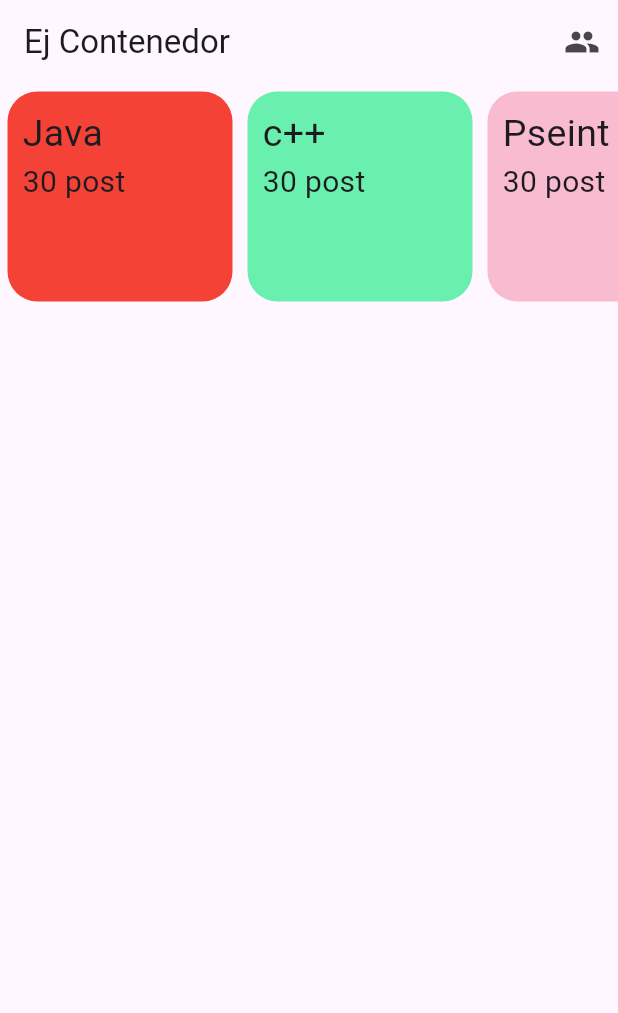
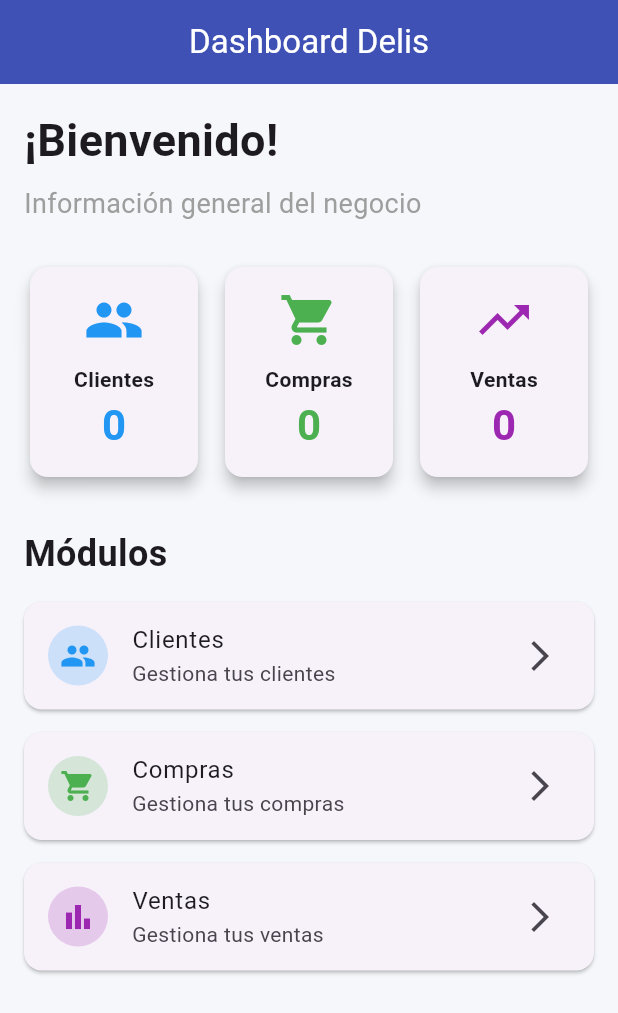
Before and after one commit to JAIRDORIA/MOVIL-DELIS, a Flutter app: the screen it shows after launch, on a phone screen of 412 x 824 dp. Shown: the top 1013 px of the screen. Run offline on Flutter 3.47's test engine with Material 3 defaults, Android fonts, the phone set to English and light mode, and no system bars; our stand-ins replace shared_preferences.

Commit message:
Dashboard prueba

```diff
--- /dev/null
+++ b/lib/controllers/dashboard_controller.dart
@@ -0,0 +1,18 @@
+import 'dart:convert';
+
+import 'package:movil_delis/core/services/api_service.dart';
+import 'package:movil_delis/data/model/ventas.dart';
+import 'package:movil_delis/data/model/compras.dart';
+import 'package:movil_delis/data/model/clientes.dart';
+
+Future<List<Cliente>> obtenerClientes() async {
+  return [];
+}
+
+Future<List<Venta>> obtenerVentas() async {
+  return [];
+}
+
+Future<List<Compra>> obtenerCompras() async {
+  return [];
+}
--- a/lib/core/services/api_service.dart
+++ b/lib/core/services/api_service.dart
@@ -1,16 +1,56 @@
 import 'package:http/http.dart' as http;
+import 'package:shared_preferences/shared_preferences.dart';
+import 'dart:convert';
 
-class  ApiService {
-
-  static Future<http.Response> get(String url) {
-    return http.get(Uri.parse(url));
+class ApiService {
+  static Future<String?> _getToken() async {
+    final prefs = await SharedPreferences.getInstance();
+    return prefs.getString('access_token');
   }
 
-  static Future<http.Response> post(String url ,Map body){
-    return http.post(Uri.parse(url),body: body);
+  static Future<Map<String, String>> _headers() async {
+    final token = await _getToken();
+    return {
+      'Content-Type': 'application/json',
+      if (token != null) 'Authorization': 'Bearer $token',
+    };
   }
 
-  static Future<http.Response> put(String url, Map body){
-    return http.put(Uri.parse(url),body: body);
+  static Future<dynamic> get(String endpoint) async {
+    final base = 'http://10.2.131.30:4000';
+    final headers = await _headers();
+    final res = await http.get(Uri.parse('$base$endpoint'), headers: headers);
+    if (res.statusCode >= 200 && res.statusCode < 300) {
+      return jsonDecode(utf8.decode(res.bodyBytes));
+    }
+    throw Exception('Error ${res.statusCode}: ${res.body}');
+  }
+
+  static Future<dynamic> post(String endpoint, Map<String, dynamic> body) async {
+    final base = 'http://10.2.131.30:4000';
+    final headers = await _headers();
+    final res = await http.post(
+      Uri.parse('$base$endpoint'),
+      headers: headers,
+      body: jsonEncode(body),
+    );
+    if (res.statusCode >= 200 && res.statusCode < 300) {
+      return jsonDecode(utf8.decode(res.bodyBytes));
+    }
+    throw Exception('Error ${res.statusCode}: ${res.body}');
+  }
+
+  static Future<dynamic> put(String endpoint, Map<String, dynamic> body) async {
+    final base = 'http://10.2.131.30:4000';
+    final headers = await _headers();
+    final res = await http.put(
+      Uri.parse('$base$endpoint'),
+      headers: headers,
+      body: jsonEncode(body),
+    );
+    if (res.statusCode >= 200 && res.statusCode < 300) {
+      return jsonDecode(utf8.decode(res.bodyBytes));
+    }
+    throw Exception('Error ${res.statusCode}: ${res.body}');
   }
 }
--- a/lib/main.dart
+++ b/lib/main.dart
@@ -1,5 +1,5 @@
 import 'package:flutter/material.dart';
-import 'screens/clientes/listado_clientes_screen.dart';
+import 'package:movil_delis/screens/dashboard/dashboard_screen.dart';
 
 void main() {
   runApp(const MyApp());
@@ -7,66 +7,13 @@ void main() {
 
 class MyApp extends StatelessWidget {
   const MyApp({super.key});
+
   @override
   Widget build(BuildContext context) {
-    return MaterialApp(
-      title: 'Flutter Demo',
-      home: Lenguajes(),
+    return const MaterialApp(
+      debugShowCheckedModeBanner: false,
+      title: 'Movil Delis',
+      home: Dashboard(),
     );
   }
 }
-
-class Lenguajes extends StatelessWidget {
-  const Lenguajes({super.key});
-
-  @override
-  Widget build(BuildContext context) {
-    return Scaffold(
-      appBar: AppBar(
-        title: const Text("Ej Contenedor"),
-        actions: [
-          IconButton(
-            icon: const Icon(Icons.people),
-            tooltip: 'Clientes',
-            onPressed: () {
-              Navigator.push(
-                context,
-                MaterialPageRoute(builder: (_) => const ListadoClientesScreen()),
-              );
-            },
-          ),
-        ],
-      ),
-      body: SizedBox(
-        height: 150,
-        child: ListView(
-          scrollDirection: Axis.horizontal,
-          children: [
-             Tarjeta(Colors.red, "Java"),
-             Tarjeta(Colors.greenAccent, "c++"),
-             Tarjeta(Colors.pink.shade100,"Pseint"),
-          ],),
-      )
-    );
-  }
-
-  Widget Tarjeta(Color c, String texto){
-    return  Container(
-         margin: const EdgeInsets.all(5),
-         padding: const EdgeInsets.all(10),
-         width: 150,
-         height: 150,
-         decoration:  BoxDecoration(
-           color: c,
-           borderRadius: BorderRadius.all(Radius.circular(20)),
-         ),
-         child:   Column(
-              crossAxisAlignment: CrossAxisAlignment.start,
-              children: [
-                Text(texto, style: TextStyle(fontSize: 25),),
-                Text("30 post", style: TextStyle(fontSize: 20),),
-              ],
-         ),
-      )  ;
-  }
-}
--- /dev/null
+++ b/lib/screens/dashboard/dashboard_screen.dart
@@ -0,0 +1,185 @@
+import 'package:flutter/material.dart';
+import 'package:movil_delis/screens/clientes/listado_clientes_screen.dart';
+
+class Dashboard extends StatelessWidget {
+  const Dashboard({super.key});
+
+  @override
+  Widget build(BuildContext context) {
+    return Scaffold(
+      backgroundColor: const Color(0xFFF5F7FA),
+      appBar: AppBar(
+        backgroundColor: Colors.indigo,
+        foregroundColor: Colors.white,
+        title: const Text("Dashboard Delis"),
+        centerTitle: true,
+      ),
+      body: Padding(
+        padding: const EdgeInsets.all(16),
+        child: Column(
+          crossAxisAlignment: CrossAxisAlignment.start,
+          children: [
+
+            const Text(
+              "¡Bienvenido!",
+              style: TextStyle(
+                fontSize: 30,
+                fontWeight: FontWeight.bold,
+              ),
+            ),
+
+            const SizedBox(height: 8),
+
+            const Text(
+              "Información general del negocio",
+              style: TextStyle(
+                fontSize: 18,
+                color: Colors.grey,
+              ),
+            ),
+
+            const SizedBox(height: 25),
+
+            Row(
+              children: [
+                Expanded(
+                  child: tarjetaInfo(
+                    "Clientes",
+                    "0",
+                    Icons.people,
+                    Colors.blue,
+                  ),
+                ),
+                const SizedBox(width: 10),
+                Expanded(
+                  child: tarjetaInfo(
+                    "Compras",
+                    "0",
+                    Icons.shopping_cart,
+                    Colors.green,
+                  ),
+                ),
+                const SizedBox(width: 10),
+                Expanded(
+                  child: tarjetaInfo(
+                    "Ventas",
+                    "0",
+                    Icons.trending_up,
+                    Colors.purple,
+                  ),
+                ),
+              ],
+            ),
+
+            const SizedBox(height: 30),
+
+            const Text(
+              "Módulos",
+              style: TextStyle(
+                fontSize: 24,
+                fontWeight: FontWeight.bold,
+              ),
+            ),
+
+            const SizedBox(height: 15),
+
+            moduloCard(
+              context,
+              "Clientes",
+              "Gestiona tus clientes",
+              Icons.people,
+              Colors.blue,
+              () {
+                Navigator.push(
+                  context,
+                  MaterialPageRoute(
+                    builder: (context) => const ListadoClientesScreen(),
+                  ),
+                );
+              },
+            ),
+
+            moduloCard(
+              context,
+              "Compras",
+              "Gestiona tus compras",
+              Icons.shopping_cart,
+              Colors.green,
+              () {
+                // Navegar a compras
+              },
+            ),
+
+            moduloCard(
+              context,
+              "Ventas",
+              "Gestiona tus ventas",
+              Icons.bar_chart,
+              Colors.purple,
+              () {
+                // Navegar a ventas
+              },
+            ),
+          ],
+        ),
+      ),
+    );
+  }
+
+  Widget tarjetaInfo(
+      String titulo,
+      String cantidad,
+      IconData icono,
+      Color color,
+      ) {
+    return Card(
+      elevation: 4,
+      child: Padding(
+        padding: const EdgeInsets.all(15),
+        child: Column(
+          children: [
+            Icon(icono, size: 40, color: color),
+            const SizedBox(height: 10),
+            Text(
+              titulo,
+              style: const TextStyle(
+                fontWeight: FontWeight.bold,
+              ),
+            ),
+            Text(
+              cantidad,
+              style: TextStyle(
+                fontSize: 28,
+                fontWeight: FontWeight.bold,
+                color: color,
+              ),
+            ),
+          ],
+        ),
+      ),
+    );
+  }
+
+  Widget moduloCard(
+    BuildContext context,
+    String titulo,
+    String subtitulo,
+    IconData icono,
+    Color color,
+    VoidCallback onTap,
+  ) {
+    return Card(
+      margin: const EdgeInsets.only(bottom: 15),
+      child: ListTile(
+        leading: CircleAvatar(
+          backgroundColor: color.withOpacity(0.2),
+          child: Icon(icono, color: color),
+        ),
+        title: Text(titulo),
+        subtitle: Text(subtitulo),
+        trailing: const Icon(Icons.arrow_forward_ios),
+        onTap: onTap,
+      ),
+    );
+  }
+}
--- a/pubspec.yaml
+++ b/pubspec.yaml
@@ -1,4 +1,4 @@
-name: clase_cesar
+name: movil_delis
 description: "A new Flutter project."
 # The following line prevents the package from being accidentally published to
 # pub.dev using `flutter pub publish`. This is preferred for private packages.
@@ -21,6 +21,7 @@ version: 1.0.0+1
 environment:
   sdk: ^3.11.5
 
+
 # Dependencies specify other packages that your package needs in order to work.
 # To automatically upgrade your package dependencies to the latest versions
 # consider running `flutter pub upgrade --major-versions`. Alternatively,
@@ -31,6 +32,7 @@ dependencies:
   flutter:
     sdk: flutter
   http: ^0.13.5
+  shared_preferences: ^2.2.3
 
   # The following adds the Cupertino Icons font to your application.
   # Use with the CupertinoIcons class for iOS style icons.
```
Also changed, not shown: pubspec.lock, 2 other files.
